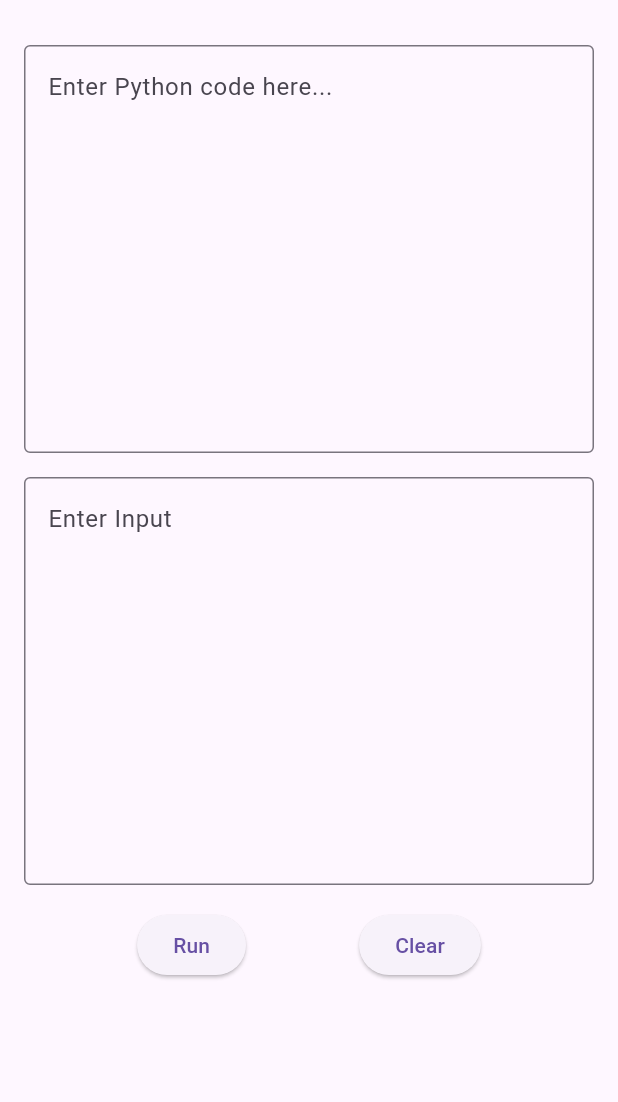
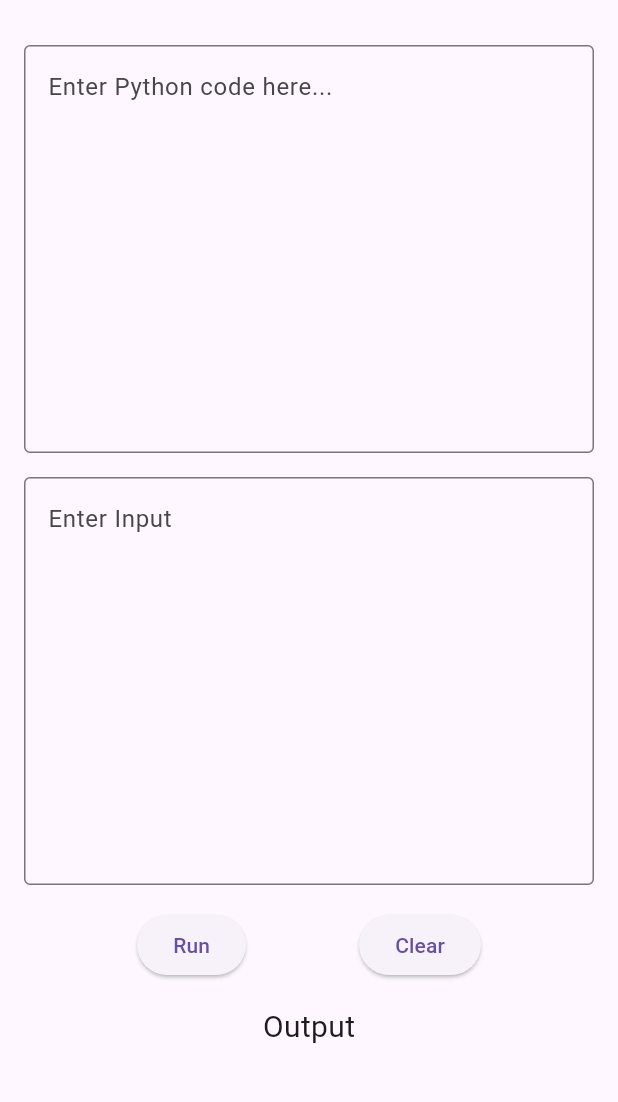
Before and after one commit to anish12053/PythonCompiler, a Flutter app: the screen it shows after launch, on a phone screen of 412 x 824 dp, the part 63-1165 px from its top. Run offline on Flutter 3.47's test engine with Material 3 defaults, Android fonts, the phone set to English and light mode, and no system bars.

Commit message:
UI changed

```diff
--- a/Front_end/lib/screen/compiler_screen.dart
+++ b/Front_end/lib/screen/compiler_screen.dart
@@ -96,6 +96,9 @@ class PythonCompilerScreenState extends State<PythonCompilerScreen> {
               ],
             ),
             const SizedBox(height: 16),
+            const Text("Output",style: TextStyle(
+              fontSize: 20,
+            ),),
             Expanded(
               child: SingleChildScrollView(
                 child: Text(
```
